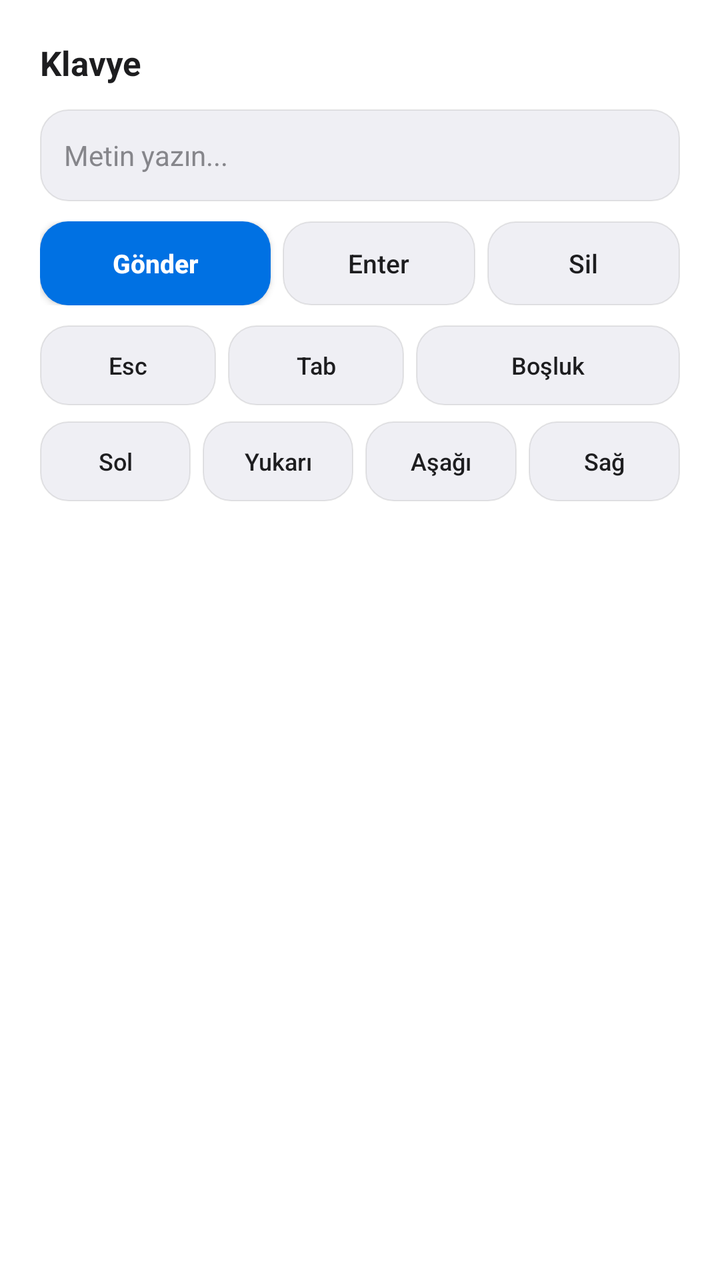
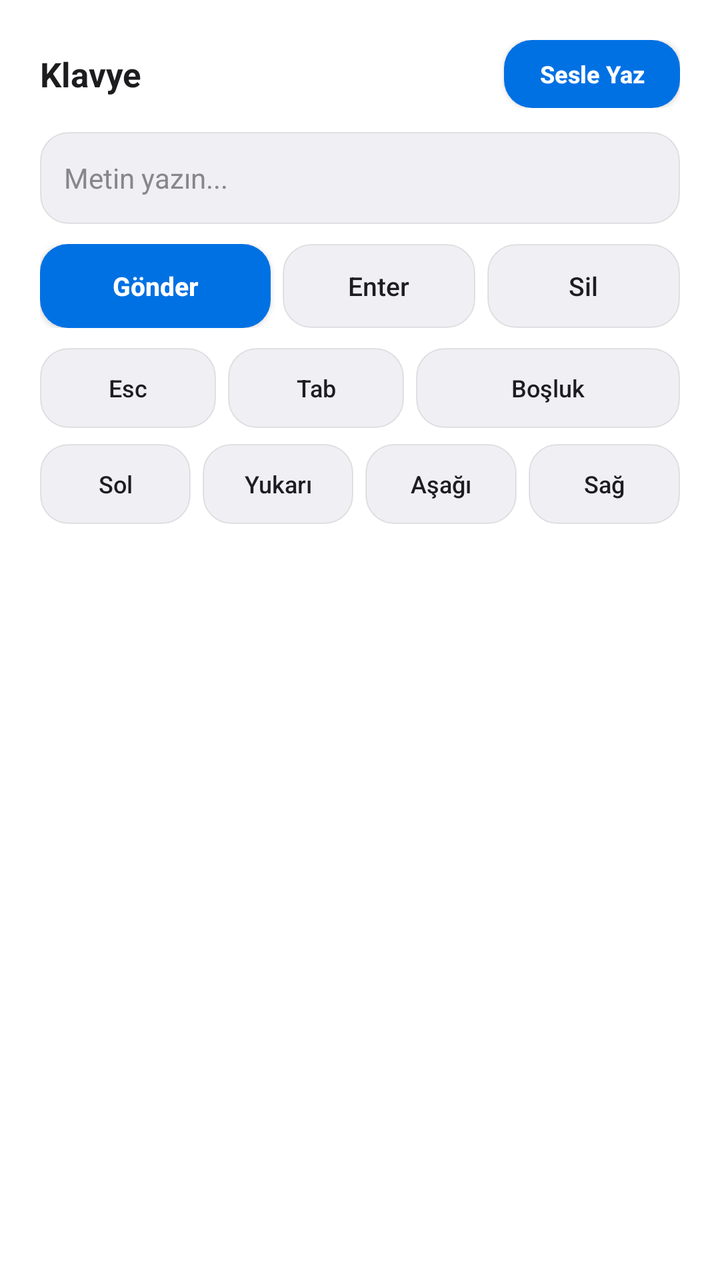

Before-and-after screenshots of an Android layout around one commit, followed by the original layout XML and the change that was made.
<!-- AndroidManifest.xml: application theme Theme.RemotePCPlus -->
<!-- res/layout/dialog_keyboard.xml -->
<?xml version="1.0" encoding="utf-8"?>
<LinearLayout xmlns:android="http://schemas.android.com/apk/res/android"
    android:layout_width="match_parent"
    android:layout_height="wrap_content"
    android:background="@color/surface_card"
    android:orientation="vertical"
    android:padding="20dp">

    <TextView
        android:layout_width="wrap_content"
        android:layout_height="wrap_content"
        android:text="Klavye"
        android:textColor="@color/ink_primary"
        android:textSize="17sp"
        android:textStyle="bold" />

    <EditText
        android:id="@+id/etKeyboardInput"
        android:layout_width="match_parent"
        android:layout_height="46dp"
        android:layout_marginTop="12dp"
        android:background="@drawable/bg_btn_dark"
        android:hint="Metin yazın..."
        android:imeOptions="actionSend"
        android:inputType="text"
        android:paddingStart="12dp"
        android:paddingEnd="12dp"
        android:textColor="@color/ink_primary"
        android:textColorHint="@color/ink_tertiary"
        android:textSize="14sp" />

    <LinearLayout
        android:layout_width="match_parent"
        android:layout_height="42dp"
        android:layout_marginTop="10dp"
        android:orientation="horizontal">

        <Button
            android:id="@+id/btnKbSend"
            android:layout_width="0dp"
            android:layout_height="match_parent"
            android:layout_marginEnd="6dp"
            android:layout_weight="1.2"
            android:background="@drawable/bg_btn_accent"
            android:text="Gönder"
            android:textAllCaps="false"
            android:textColor="#FFFFFF"
            android:textSize="13sp"
            android:textStyle="bold" />

        <Button
            android:id="@+id/btnKbEnter"
            android:layout_width="0dp"
            android:layout_height="match_parent"
            android:layout_weight="1"
            android:background="@drawable/bg_btn_dark"
            android:text="Enter"
            android:textAllCaps="false"
            android:textColor="@color/ink_primary"
            android:textSize="13sp" />

        <Button
            android:id="@+id/btnKbBackspace"
            android:layout_width="0dp"
            android:layout_height="match_parent"
            android:layout_marginStart="6dp"
            android:layout_weight="1"
            android:background="@drawable/bg_btn_dark"
            android:text="Sil"
            android:textAllCaps="false"
            android:textColor="@color/ink_primary"
            android:textSize="13sp" />
    </LinearLayout>

    
    <LinearLayout
        android:layout_width="match_parent"
        android:layout_height="40dp"
        android:layout_marginTop="10dp"
        android:orientation="horizontal">

        <Button
            android:id="@+id/btnKbEsc"
            android:layout_width="0dp"
            android:layout_height="match_parent"
            android:layout_marginEnd="6dp"
            android:layout_weight="1"
            android:background="@drawable/bg_btn_dark"
            android:text="Esc"
            android:textAllCaps="false"
            android:textColor="@color/ink_primary"
            android:textSize="12sp" />

        <Button
            android:id="@+id/btnKbTab"
            android:layout_width="0dp"
            android:layout_height="match_parent"
            android:layout_marginEnd="6dp"
            android:layout_weight="1"
            android:background="@drawable/bg_btn_dark"
            android:text="Tab"
            android:textAllCaps="false"
            android:textColor="@color/ink_primary"
            android:textSize="12sp" />

        <Button
            android:id="@+id/btnKbSpace"
            android:layout_width="0dp"
            android:layout_height="match_parent"
            android:layout_weight="1.5"
            android:background="@drawable/bg_btn_dark"
            android:text="Boşluk"
            android:textAllCaps="false"
            android:textColor="@color/ink_primary"
            android:textSize="12sp" />
    </LinearLayout>

    <LinearLayout
        android:layout_width="match_parent"
        android:layout_height="40dp"
        android:layout_marginTop="8dp"
        android:orientation="horizontal">

        <Button
            android:id="@+id/btnKbLeft"
            android:layout_width="0dp"
            android:layout_height="match_parent"
            android:layout_marginEnd="6dp"
            android:layout_weight="1"
            android:background="@drawable/bg_btn_dark"
            android:text="Sol"
            android:textAllCaps="false"
            android:textColor="@color/ink_primary"
            android:textSize="12sp" />

        <Button
            android:id="@+id/btnKbUp"
            android:layout_width="0dp"
            android:layout_height="match_parent"
            android:layout_marginEnd="6dp"
            android:layout_weight="1"
            android:background="@drawable/bg_btn_dark"
            android:text="Yukarı"
            android:textAllCaps="false"
            android:textColor="@color/ink_primary"
            android:textSize="12sp" />

        <Button
            android:id="@+id/btnKbDown"
            android:layout_width="0dp"
            android:layout_height="match_parent"
            android:layout_marginEnd="6dp"
            android:layout_weight="1"
            android:background="@drawable/bg_btn_dark"
            android:text="Aşağı"
            android:textAllCaps="false"
            android:textColor="@color/ink_primary"
            android:textSize="12sp" />

        <Button
            android:id="@+id/btnKbRight"
            android:layout_width="0dp"
            android:layout_height="match_parent"
            android:layout_weight="1"
            android:background="@drawable/bg_btn_dark"
            android:text="Sağ"
            android:textAllCaps="false"
            android:textColor="@color/ink_primary"
            android:textSize="12sp" />
    </LinearLayout>
</LinearLayout>
<!-- resources referenced by this layout -->
<resources>
  <color name="ink_primary">#1D1D1F</color>
  <color name="ink_tertiary">#86868B</color>
  <color name="surface_card">#FFFFFF</color>
  <!-- drawable bg_btn_accent (drawable) -->
  <?xml version="1.0" encoding="utf-8"?>
  <selector xmlns:android="http://schemas.android.com/apk/res/android">
      <item android:state_pressed="true">
          <shape android:shape="rectangle">
              <solid android:color="@color/accent_blue_pressed" />
              <corners android:radius="14dp" />
          </shape>
      </item>
      <item>
          <shape android:shape="rectangle">
              <solid android:color="@color/accent_blue" />
              <corners android:radius="14dp" />
          </shape>
      </item>
  </selector>
  <!-- drawable bg_btn_dark (drawable) -->
  <?xml version="1.0" encoding="utf-8"?>
  <selector xmlns:android="http://schemas.android.com/apk/res/android">
      <item android:state_pressed="true">
          <shape android:shape="rectangle">
              <solid android:color="@color/surface_btn_pressed" />
              <corners android:radius="14dp" />
          </shape>
      </item>
      <item>
          <shape android:shape="rectangle">
              <solid android:color="@color/surface_btn" />
              <stroke android:width="0.5dp" android:color="@color/border_hairline" />
              <corners android:radius="14dp" />
          </shape>
      </item>
  </selector>
  <style name="Theme.RemotePCPlus" parent="Theme.AppCompat.DayNight.NoActionBar">
          <item name="android:windowBackground">@color/bg_canvas</item>
          <item name="android:statusBarColor">@color/bg_canvas</item>
          <item name="android:navigationBarColor">@color/bg_canvas</item>
          <item name="android:windowLightStatusBar">true</item>
          <item name="colorAccent">@color/accent_blue</item>
      </style>
  <color name="accent_blue_pressed">#005BB5</color>
  <color name="accent_blue">#0071E3</color>
  <color name="surface_btn_pressed">#E2E2E8</color>
  <color name="surface_btn">#EFEFF4</color>
  <color name="border_hairline">#18000000</color>
  <color name="bg_canvas">#F5F5F7</color>
</resources>

<!-- the commit's change to res/layout/dialog_keyboard.xml (unified diff, before → after) -->
@@ -6,13 +6,35 @@
     android:orientation="vertical"
     android:padding="20dp">
 
-    <TextView
-        android:layout_width="wrap_content"
+    <LinearLayout
+        android:layout_width="match_parent"
         android:layout_height="wrap_content"
-        android:text="Klavye"
-        android:textColor="@color/ink_primary"
-        android:textSize="17sp"
-        android:textStyle="bold" />
+        android:gravity="center_vertical"
+        android:orientation="horizontal">
+
+        <TextView
+            android:layout_width="0dp"
+            android:layout_height="wrap_content"
+            android:layout_weight="1"
+            android:text="Klavye"
+            android:textColor="@color/ink_primary"
+            android:textSize="17sp"
+            android:textStyle="bold" />
+
+        <Button
+            android:id="@+id/btnKbVoice"
+            android:layout_width="wrap_content"
+            android:layout_height="34dp"
+            android:background="@drawable/bg_btn_accent"
+            android:minHeight="0dp"
+            android:paddingStart="12dp"
+            android:paddingEnd="12dp"
+            android:text="Sesle Yaz"
+            android:textAllCaps="false"
+            android:textColor="#FFFFFF"
+            android:textSize="12sp"
+            android:textStyle="bold" />
+    </LinearLayout>
 
     <EditText
         android:id="@+id/etKeyboardInput"
